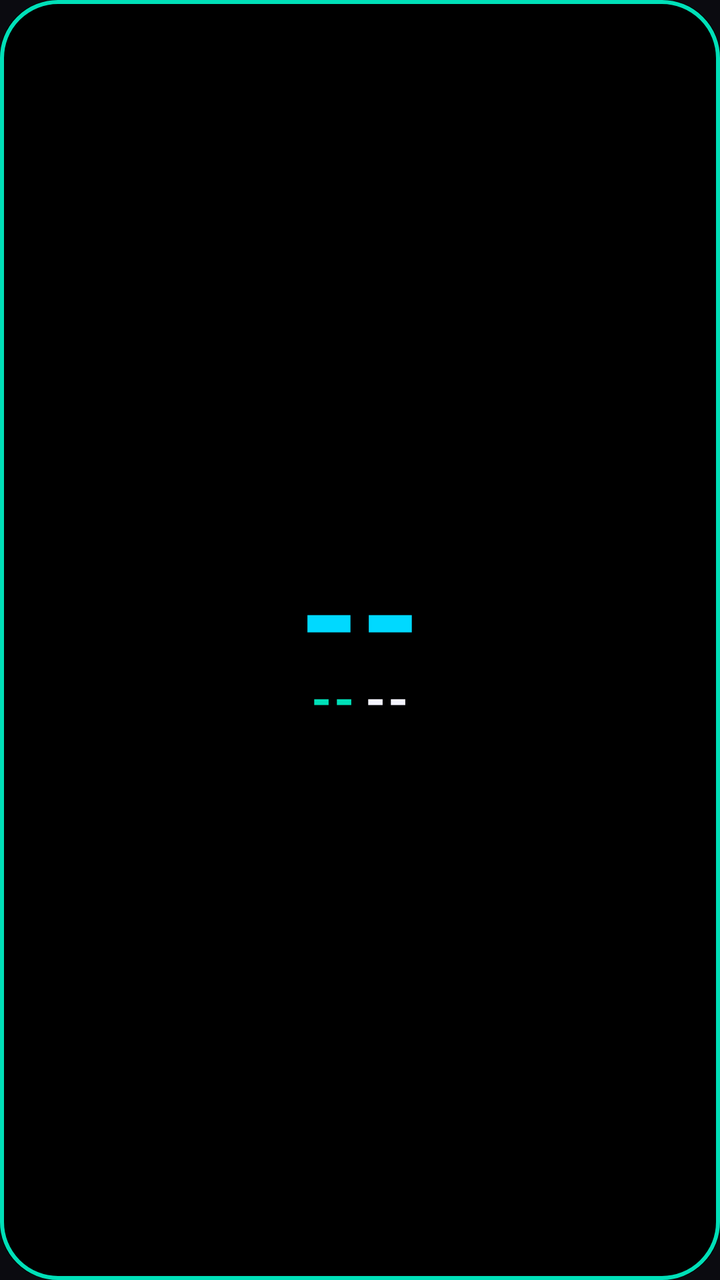
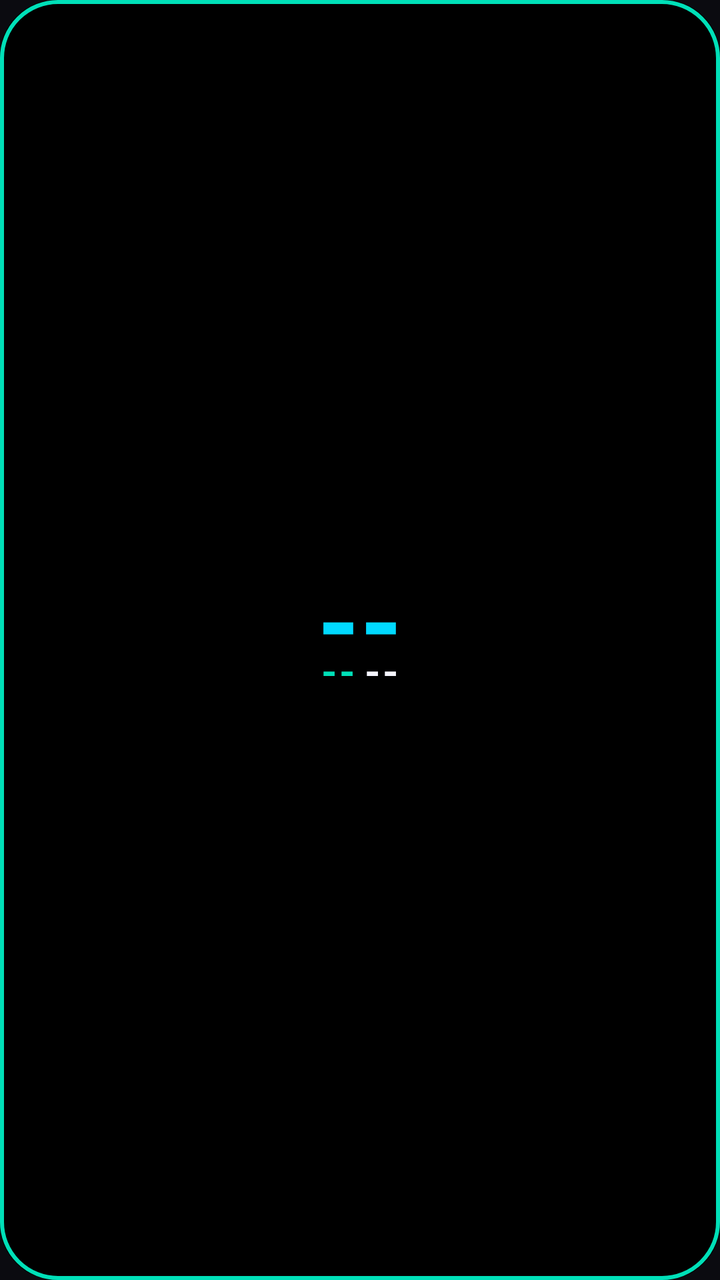

An Android layout rendered at two revisions. The XML below is the earlier revision; the diff shows what the commit changed to produce the second picture.
<!-- AndroidManifest.xml: application theme Theme.TodayWidget -->
<!-- res/layout/widget_date.xml -->
<?xml version="1.0" encoding="utf-8"?>
<LinearLayout xmlns:android="http://schemas.android.com/apk/res/android"
    android:id="@+id/dateWidgetRoot"
    android:layout_width="match_parent"
    android:layout_height="match_parent"
    android:orientation="vertical"
    android:gravity="center"
    android:background="@drawable/widget_outline_background"
    android:padding="0dp">

    
    <TextView
        android:id="@+id/dayText"
        android:layout_width="wrap_content"
        android:layout_height="wrap_content"
        android:includeFontPadding="false"
        android:textColor="@color/retro_cyan"
        android:textSize="78sp"
        android:textStyle="bold"
        android:text="--" />

    <LinearLayout
        android:id="@+id/headerRow"
        android:layout_width="wrap_content"
        android:layout_height="wrap_content"
        android:layout_marginTop="-20dp"
        android:layout_marginBottom="11dp"
        android:orientation="horizontal"
        android:gravity="center_vertical">

        <TextView
            android:id="@+id/weekdayText"
            android:layout_width="wrap_content"
            android:layout_height="wrap_content"
            android:includeFontPadding="false"
            android:textColor="@color/retro_teal"
            android:textSize="26sp"
            android:textStyle="bold"
            android:letterSpacing="0.04"
            android:text="--" />

        <TextView
            android:layout_width="4dp"
            android:layout_height="wrap_content"
            android:text="" />

        <TextView
            android:id="@+id/monthText"
            android:layout_width="wrap_content"
            android:layout_height="wrap_content"
            android:includeFontPadding="false"
            android:textColor="@color/retro_white"
            android:textSize="26sp"
            android:textStyle="bold"
            android:letterSpacing="0.04"
            android:text="--" />

    </LinearLayout>

</LinearLayout>
<!-- resources referenced by this layout -->
<resources>
  <color name="retro_cyan">#00D9FF</color>
  <color name="retro_teal">#00E0B8</color>
  <color name="retro_white">#F5F5FF</color>
  <!-- drawable widget_outline_background (drawable) -->
  <?xml version="1.0" encoding="utf-8"?>
  <layer-list xmlns:android="http://schemas.android.com/apk/res/android">
      <item>
          <shape android:shape="rectangle">
              <solid android:color="@color/black" />
              <corners android:radius="@dimen/widget_corner_radius" />
          </shape>
      </item>
      <item>
          <shape android:shape="rectangle">
              <stroke
                  android:width="2dp"
                  android:color="@color/retro_teal" />
              <corners android:radius="@dimen/widget_corner_radius" />
          </shape>
      </item>
  </layer-list>
  <style name="Theme.TodayWidget" parent="Theme.MaterialComponents.NoActionBar">
          <item name="colorPrimary">@color/retro_teal</item>
          <item name="colorPrimaryDark">@color/black</item>
          <item name="colorAccent">@color/retro_cyan</item>
          <item name="android:windowBackground">@color/widget_bg</item>
          <item name="android:textColorPrimary">@color/retro_white</item>
          <item name="android:textColorSecondary">@color/retro_white</item>
      </style>
  <color name="black">#000000</color>
  <dimen name="widget_corner_radius">20dp</dimen>
  <color name="widget_bg">#0B0B10</color>
</resources>

<!-- the commit's change to res/layout/widget_date.xml (unified diff, before → after) -->
@@ -15,7 +15,7 @@
         android:layout_height="wrap_content"
         android:includeFontPadding="false"
         android:textColor="@color/retro_cyan"
-        android:textSize="78sp"
+        android:textSize="54sp"
         android:textStyle="bold"
         android:text="--" />
 
@@ -34,7 +34,7 @@
             android:layout_height="wrap_content"
             android:includeFontPadding="false"
             android:textColor="@color/retro_teal"
-            android:textSize="26sp"
+            android:textSize="20sp"
             android:textStyle="bold"
             android:letterSpacing="0.04"
             android:text="--" />
@@ -50,7 +50,7 @@
             android:layout_height="wrap_content"
             android:includeFontPadding="false"
             android:textColor="@color/retro_white"
-            android:textSize="26sp"
+            android:textSize="20sp"
             android:textStyle="bold"
             android:letterSpacing="0.04"
             android:text="--" />
